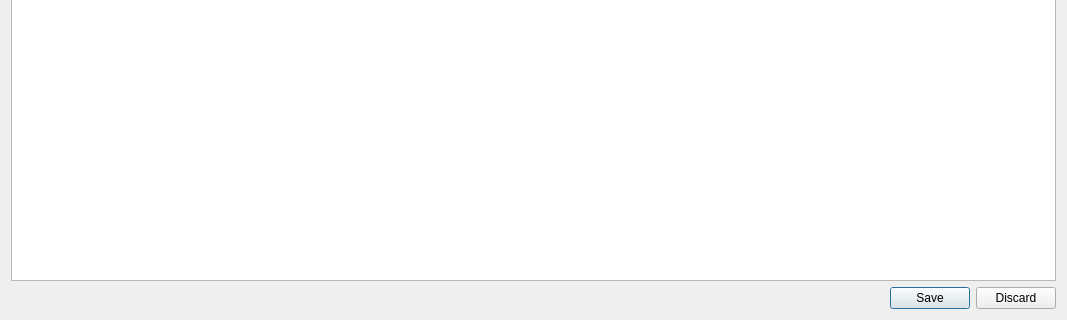
Old version of the form gui/designerfiles/commandSettingsDialog.ui in the repository hmcontroller/ControlDemonstrator; both pictures show x 0 to 1067 and y 529 to 849 of the 1067 by 849 pixel window.
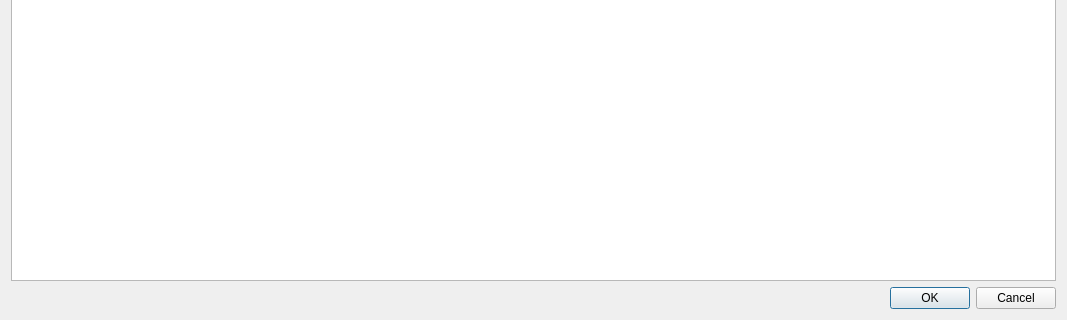
New version of the form.

Commit message: added projectMiscSettingsDialog, channelSettingsDialog

What changed in the file:
```diff
--- a/gui/designerfiles/commandSettingsDialog.ui
+++ b/gui/designerfiles/commandSettingsDialog.ui
@@ -50,7 +50,7 @@
         <enum>Qt::Horizontal</enum>
        </property>
        <property name="standardButtons">
-        <set>QDialogButtonBox::Discard|QDialogButtonBox::Save</set>
+        <set>QDialogButtonBox::Cancel|QDialogButtonBox::Ok</set>
        </property>
       </widget>
      </item>
```
The commit also changes 15 other files.
